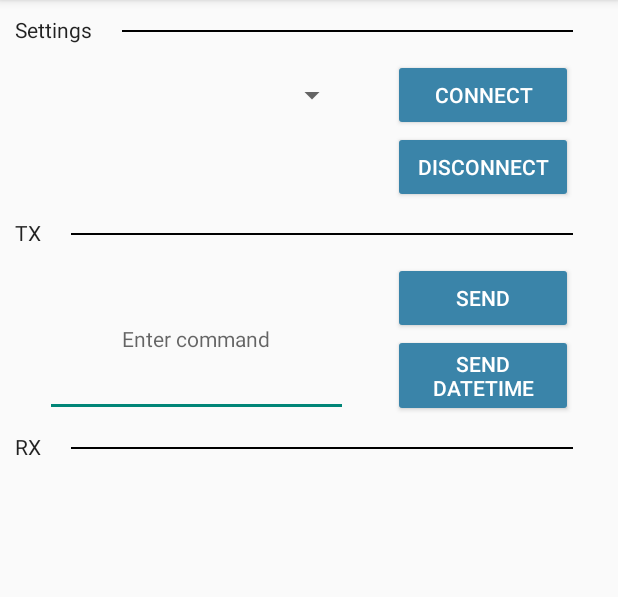
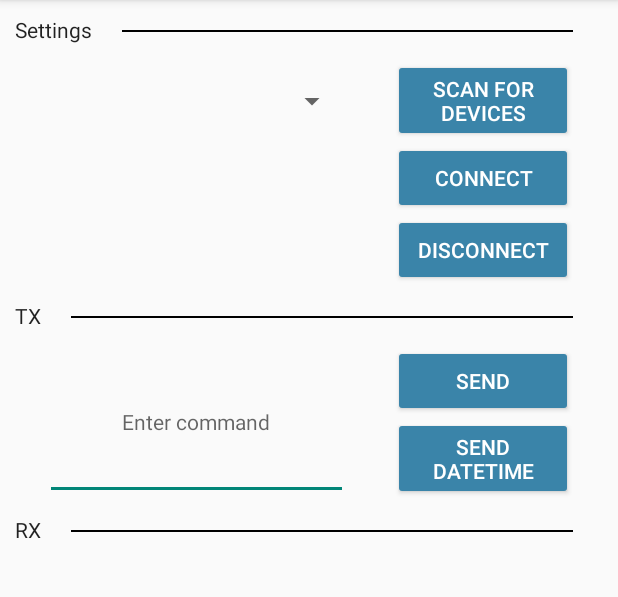
Before and after one commit to thpir/Serial-Communicator, an Android app: the screen it shows after launch (MainActivity), on a phone screen of 412 x 824 dp, the part 84-681 px from its top. Run offline under Robolectric (Android 15) with nearby library versions, the phone set to English and light mode, and no system bars; libraries missing offline, so code that uses them is left out: com.felhr.usbserial.

Commit message:
Finished -scan for devices- button functionalities + created thread to scan for RX messages and show them on the UI

```diff
--- a/app/src/main/java/com/example/serialcommunication1/MainActivity.kt
+++ b/app/src/main/java/com/example/serialcommunication1/MainActivity.kt
@@ -11,6 +11,8 @@ import android.hardware.usb.UsbDeviceConnection
 import android.hardware.usb.UsbManager
 import android.os.Build
 import android.os.Bundle
+import android.os.Handler
+import android.os.Looper
 import android.util.Log
 import android.widget.*
 import androidx.appcompat.app.AppCompatActivity
@@ -19,7 +21,6 @@ import com.felhr.usbserial.UsbSerialDevice
 import com.felhr.usbserial.UsbSerialInterface
 import com.felhr.usbserial.UsbSerialInterface.UsbReadCallback
 import java.util.*
-import kotlin.collections.HashMap
 
 class MainActivity : AppCompatActivity() {
 
@@ -27,6 +28,8 @@ class MainActivity : AppCompatActivity() {
     var mDevice: UsbDevice? = null
     var mSerial: UsbSerialDevice? = null
     var mConnection: UsbDeviceConnection? = null
+    private var dataSteam = ""
+    private var newData = false
     private lateinit var tv1: TextView
     private lateinit var tv2: TextView
     private lateinit var tv3: TextView
@@ -39,8 +42,9 @@ class MainActivity : AppCompatActivity() {
     private lateinit var tv10: TextView
     private lateinit var spinner: Spinner
     private lateinit var textToTransmit: EditText
+    lateinit var mainHandler: Handler
     private val list: MutableList<String> = MutableList(10) { "" }
-    private val availableDevices = arrayOf<String>()
+    private val availableDevices = mutableListOf<String>()
 
     val ACTION_USB_PERMISSION = "permission"
 
@@ -60,10 +64,13 @@ class MainActivity : AppCompatActivity() {
         filter.addAction(UsbManager.ACTION_USB_DEVICE_ATTACHED)
         registerReceiver(broadcastReceiver, filter)
 
+        mainHandler = Handler(Looper.getMainLooper())
+
         val send: Button = findViewById(R.id.buttonSend)
         val sendDateTime: Button = findViewById(R.id.buttonSendDateTime)
         val disconnect: Button = findViewById(R.id.buttonDisconnect)
         val connect: Button = findViewById(R.id.buttonConnect)
+        val scan: Button = findViewById(R.id.buttonScan)
         textToTransmit = findViewById(R.id.editTextSend)
         tv1 = findViewById(R.id.textView1)
         tv2 = findViewById(R.id.textView2)
@@ -99,9 +106,21 @@ class MainActivity : AppCompatActivity() {
         disconnect.setOnClickListener { disconnect() }
 
         connect.setOnClickListener { startUsbConnecting() }
+
+        scan.setOnClickListener { startScanning() }
     }
 
-    private fun populateSpinner(availableDevices: Array<String>) {
+    override fun onPause() {
+        super.onPause()
+        mainHandler.removeCallbacks(thread)
+    }
+
+    override fun onResume() {
+        super.onResume()
+        mainHandler.post(thread)
+    }
+
+    private fun populateSpinner(availableDevices: MutableList<String>) {
         // Create an ArrayAdapter using the string array and a default spinner layout
         val arrayAdapter: ArrayAdapter<String> = ArrayAdapter<String>(
             this,
@@ -116,16 +135,41 @@ class MainActivity : AppCompatActivity() {
 
     }
 
+    private fun startScanning() {
+        val usbDevices: HashMap<String, UsbDevice>? = mUsbManager.deviceList
+        if (!usbDevices?.isEmpty()!!) {
+            usbDevices.forEach{ entry ->
+                mDevice = entry.value
+                val deviceVendorId: Int? = mDevice?.vendorId
+                Log.i("serial", "verdorId: "+deviceVendorId)
+                Toast.makeText(this, "vendorId: "+deviceVendorId, Toast.LENGTH_SHORT).show()
+                // Add vendorId to mutableList
+                availableDevices.add(deviceVendorId.toString())
+            }
+        } else {
+            Log.i("serial", "no usb device connected")
+            Toast.makeText(this, "no usb device connected", Toast.LENGTH_SHORT).show()
+        }
+        populateSpinner(availableDevices)
+    }
+
     private fun startUsbConnecting() {
         val usbDevices: HashMap<String, UsbDevice>? = mUsbManager.deviceList
         if (!usbDevices?.isEmpty()!!) {
+            var selectedItem = ""
+            if (availableDevices.isNotEmpty()) {
+                selectedItem = spinner.selectedItem.toString()
+            } else {
+                Log.i("serial", "No device selected, scan for devices first")
+                Toast.makeText(this, "No device selected, scan for devices first", Toast.LENGTH_SHORT).show()
+            }
             var keep = true
             usbDevices.forEach{ entry ->
                 mDevice = entry.value
                 val deviceVendorId: Int? = mDevice?.vendorId
                 Log.i("serial", "verdorId: "+deviceVendorId)
                 Toast.makeText(this, "vendorId: "+deviceVendorId, Toast.LENGTH_SHORT).show()
-                if (deviceVendorId == 9025) {
+                if (deviceVendorId.toString() == selectedItem) {
                     val intent: PendingIntent = if (Build.VERSION.SDK_INT >= Build.VERSION_CODES.S) {
                         PendingIntent.getBroadcast(this, 0, Intent(ACTION_USB_PERMISSION),
                             FLAG_MUTABLE)
@@ -163,13 +207,27 @@ class MainActivity : AppCompatActivity() {
         mSerial?.close()
         Log.i("serial", "Disconnected")
         Toast.makeText(this, "Disconnected", Toast.LENGTH_SHORT).show()
+        availableDevices.clear()
+        populateSpinner(availableDevices)
     }
 
     var mCallback = UsbReadCallback { data: ByteArray? ->
         val dataStr = String(data!!)
         if (dataStr != "") {
             Log.i("serial", "Data received: $dataStr")
-            updateTv(dataStr)
+            dataSteam = dataStr
+            newData = true
+            //updateTv(dataStr)
+        }
+    }
+
+    private val thread = object : Runnable {
+        override fun run() {
+            if (newData) {
+                updateTv(dataSteam)
+                newData = false
+            }
+            mainHandler.postDelayed(this, 1000)
         }
     }
 
@@ -184,16 +242,16 @@ class MainActivity : AppCompatActivity() {
         list[2] = list[1]
         list[1] = list[0]
         list[0] = dataStr
-        tv1?.text = list[0]
-        tv2?.text = list[1]
-        tv3?.text = list[2]
-        tv4?.text = list[3]
-        tv5?.text = list[4]
-        tv6?.text = list[5]
-        tv7?.text = list[6]
-        tv8?.text = list[7]
-        tv9?.text = list[8]
-        tv10?.text = list[9]
+        tv1.text = list[0]
+        tv2.text = list[1]
+        tv3.text = list[2]
+        tv4.text = list[3]
+        tv5.text = list[4]
+        tv6.text = list[5]
+        tv7.text = list[6]
+        tv8.text = list[7]
+        tv9.text = list[8]
+        tv10.text = list[9]
     }
 
     private val broadcastReceiver = object : BroadcastReceiver() {
--- a/app/src/main/res/layout/activity_main.xml
+++ b/app/src/main/res/layout/activity_main.xml
@@ -47,6 +47,17 @@
     </LinearLayout>
 
     <Button
+        android:id="@+id/buttonScan"
+        android:layout_width="120dp"
+        android:layout_height="wrap_content"
+        android:layout_marginEnd="30dp"
+        android:text="@string/btn_scan_text"
+        android:backgroundTint="@color/primary_app_color"
+        android:textColor="@color/white"
+        app:layout_constraintRight_toRightOf="parent"
+        app:layout_constraintTop_toBottomOf="@+id/linearLayoutSettingsSeparator"/>
+
+    <Button
         android:id="@+id/buttonConnect"
         android:layout_width="120dp"
         android:layout_height="wrap_content"
@@ -55,7 +66,7 @@
         android:backgroundTint="@color/primary_app_color"
         android:textColor="@color/white"
         app:layout_constraintRight_toRightOf="parent"
-        app:layout_constraintTop_toBottomOf="@+id/linearLayoutSettingsSeparator"/>
+        app:layout_constraintTop_toBottomOf="@+id/buttonScan"/>
 
     <Button
         android:id="@+id/buttonDisconnect"
@@ -74,10 +85,10 @@
         android:layout_height="wrap_content"
         android:layout_marginStart="30dp"
         android:layout_marginEnd="30dp"
-        app:layout_constraintBottom_toBottomOf="@+id/buttonConnect"
-        app:layout_constraintEnd_toStartOf="@+id/buttonConnect"
+        app:layout_constraintBottom_toBottomOf="@+id/buttonScan"
+        app:layout_constraintEnd_toStartOf="@+id/buttonScan"
         app:layout_constraintStart_toStartOf="parent"
-        app:layout_constraintTop_toTopOf="@id/buttonConnect" />
+        app:layout_constraintTop_toTopOf="@id/buttonScan" />
 
     <LinearLayout
         android:id="@+id/linearLayoutTxSeparator"
--- a/app/src/main/res/values/strings.xml
+++ b/app/src/main/res/values/strings.xml
@@ -1,11 +1,12 @@
 <resources>
     <string name="app_name">Serial Communication 1</string>
-    <string name="tv_settings_text">Settings</string>
+    <string name="btn_send_text">Send</string>
+    <string name="btn_send_datetime_text">send datetime</string>
+    <string name="btn_scan_text">Scan for devices</string>
     <string name="btn_connect_text">connect</string>
     <string name="btn_disconnect_text">disconnect</string>
+    <string name="tv_settings_text">Settings</string>
     <string name="tv_tx_text">TX</string>
-    <string name="btn_send_text">Send</string>
-    <string name="btn_send_datetime_text">send datetime</string>
+    <string name="tv_rx_text">RX</string>
     <string name="et_enter_command_text">Enter command</string>
-    <string name="tv_rx_text">RX</string>
 </resources>
```
